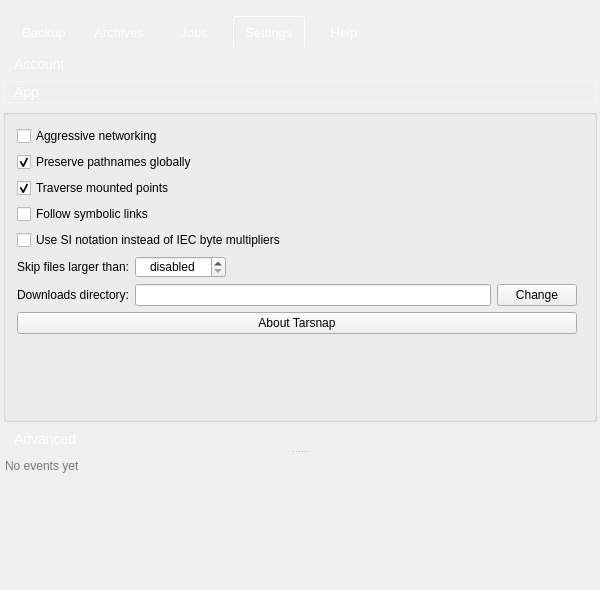
Before: the Qt Designer form forms/mainwindow.ui in Tarsnap/tarsnap-gui, drawn with Qt 5.
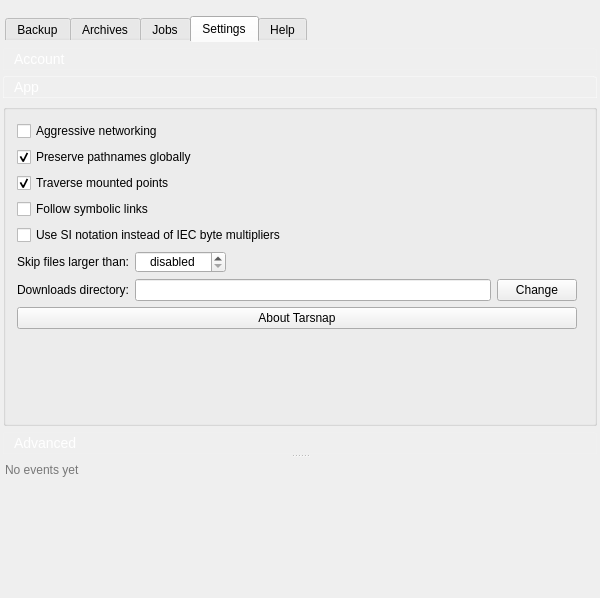
After: the same form once the commit is applied. The open tabs and pages were chosen to show the change. Icons and pictures are not drawn. Custom widgets are drawn as their Qt base class.

Commit message:
Redesign the Job widget.
For robustness and a more elegant layout.

```diff
--- a/forms/mainwindow.ui
+++ b/forms/mainwindow.ui
@@ -7,7 +7,7 @@
     <x>0</x>
     <y>0</y>
     <width>600</width>
-    <height>590</height>
+    <height>598</height>
    </rect>
   </property>
   <property name="minimumSize">
@@ -26,10 +26,6 @@
    <iconset resource="../resources/resources.qrc">
     <normaloff>:/icons/tarsnap_icon.png</normaloff>:/icons/tarsnap_icon.png</iconset>
   </property>
-  <property name="styleSheet">
-   <string notr="true">#MainWindow {
-}</string>
-  </property>
   <layout class="QVBoxLayout" name="verticalLayout">
    <property name="spacing">
     <number>0</number>
@@ -77,11 +73,16 @@
           <bool>false</bool>
          </property>
          <property name="styleSheet">
-          <string notr="true">QTabBar::tab {
-background: qlineargradient(x1: 0, y1: 0, x2: 0, y2: 1,
-					stop: 0 rgba(85,164,216,225), stop: 0.9 rgba(85,164,216,225),
-					stop: 1.0 rgba(46,141,204,255), stop: 1.0 rgba(46,141,204,255));
+          <string notr="true">#mainTabWidget
+{
+border-radius: 2px;
+}
+
+#mainTabWidget::tab
+{
+background: qlineargradient(x1: 0, y1: 0, x2: 0, y2: 1, stop: 0 rgba(85,164,216,225), stop: 0.9 rgba(85,164,216,225), stop: 1.0 rgba(46,141,204,255), stop: 1.0 rgba(46,141,204,255));
 border: 1px solid #ECF0F1;
+border-radius: 2px;
 border-bottom: none;
 border-top-left-radius: 3px;
 border-top-right-radius: 3px;
@@ -93,29 +94,22 @@
 color: white;
 }
 
-QTabBar::tab:selected {
-background: qlineargradient(x1: 0, y1: 0, x2: 0, y2: 1,
-					stop: 0 rgba(64,152,212,255), stop: 1 rgba(64,152,212,255));
+#mainTabWidget::tab:selected
+{
+background: qlineargradient(x1: 0, y1: 0, x2: 0, y2: 1, stop: 0 rgba(64,152,212,255), stop: 1 rgba(64,152,212,255));
 border: 1px solid white;
 border-bottom: none;
 }
 
-QTabWidget::pane { /* The tab widget frame */
+#mainTabWidget::pane
+{
 border-top: none;
 }
 
-QTabWidget::tab-bar {
+#mainTabWidget::tab-bar
+{
 left: 5px; /* move to the right by 5px */
 }
-
-QTabWidget::tab {
-border-radius: 2px;
-}
-
-QTabWidget
-{
-border-radius: 2px;
-}
 </string>
          </property>
          <property name="currentIndex">
@@ -887,10 +881,6 @@
           </layout>
          </widget>
          <widget class="QWidget" name="settingsTab">
-          <property name="styleSheet">
-           <string notr="true">#settingsTab {
-}</string>
-          </property>
           <attribute name="title">
            <string>Settings</string>
           </attribute>
@@ -1353,8 +1343,8 @@
                <rect>
                 <x>0</x>
                 <y>0</y>
-                <width>594</width>
-                <height>378</height>
+                <width>382</width>
+                <height>241</height>
                </rect>
               </property>
               <attribute name="label">
@@ -2194,16 +2184,16 @@
  </widget>
  <layoutdefault spacing="6" margin="11"/>
  <customwidgets>
-  <customwidget>
-   <class>TextLabel</class>
-   <extends>QLabel</extends>
-   <header>textlabel.h</header>
-  </customwidget>
   <customwidget>
    <class>ArchiveListWidget</class>
    <extends>QListWidget</extends>
    <header>widgets/archivelistwidget.h</header>
   </customwidget>
+  <customwidget>
+   <class>TextLabel</class>
+   <extends>QLabel</extends>
+   <header>textlabel.h</header>
+  </customwidget>
   <customwidget>
    <class>BackupListWidget</class>
    <extends>QListWidget</extends>
```
Left out of the diff: 23 changed lines with no effect on the pictures. The commit also changes 3 other files.
